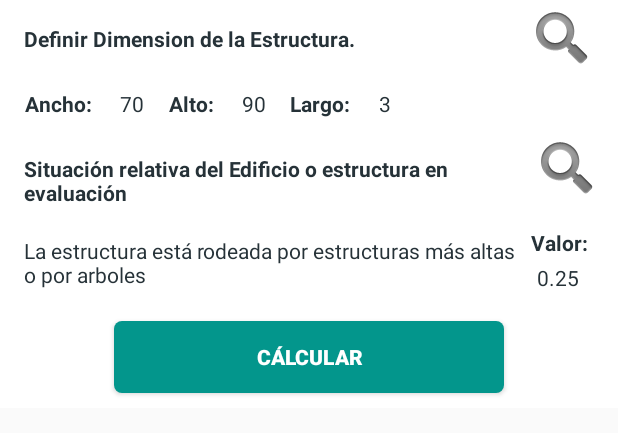
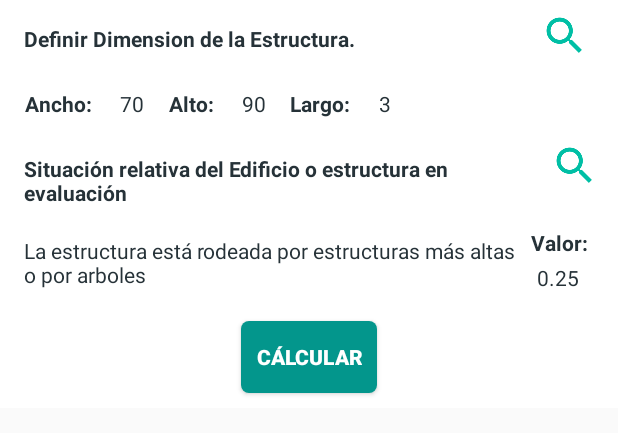
Before and after one commit to catr7/thunderbolt, an Android app: the layout numero_eventos_peligrosos_s1.xml on its own in the app's theme, with its tools: preview values and no code run, on a phone screen of 412 x 824 dp. Shown: the top 433 px of the screen. Run offline under Robolectric (Android 15) with nearby library versions, the phone set to English and light mode, and no system bars.

Commit message:
se arreglan estilos

```diff
--- a/Thunderbolt/app/src/main/res/layout/numero_eventos_peligrosos_s1.xml
+++ b/Thunderbolt/app/src/main/res/layout/numero_eventos_peligrosos_s1.xml
@@ -28,12 +28,12 @@
 
         <ImageButton
             android:id="@+id/imgBDimensionEstructura"
-            android:layout_width="36dp"
-            android:layout_height="35dp"
             android:layout_gravity="start"
             android:background="#ffffff"
-            app:srcCompat="@android:drawable/ic_search_category_default"
-            android:layout_weight="0.02" />
+            android:src="@mipmap/ic_buscar"
+            android:layout_weight="0.02"
+            android:layout_width="30dp"
+            android:layout_height="31dp" />
 
     </LinearLayout>
 
@@ -134,12 +134,12 @@
 
         <ImageButton
             android:id="@+id/imgBEnumS1"
-            android:layout_width="40dp"
-            android:layout_height="35dp"
             android:layout_gravity="start"
             android:background="#ffffff"
-            app:srcCompat="@android:drawable/ic_search_category_default"
-            android:layout_weight="0.001" />
+            android:src="@mipmap/ic_buscar"
+            android:layout_weight="0.02"
+            android:layout_width="30dp"
+            android:layout_height="31dp" />
 
     </LinearLayout>
 
@@ -198,7 +198,7 @@
 
     <Button
         android:id="@+id/btnCalcularS1"
-        android:layout_width="260dp"
+        android:layout_width="wrap_content"
         android:layout_height="wrap_content"
         android:layout_gravity="center|bottom"
         android:gravity="center"
--- a/Thunderbolt/app/src/main/res/layout/numero_eventos_peligrosos_s2.xml
+++ b/Thunderbolt/app/src/main/res/layout/numero_eventos_peligrosos_s2.xml
@@ -7,11 +7,12 @@
     android:layout_width="match_parent"
     android:layout_height="match_parent">
     <LinearLayout
-        android:layout_width="wrap_content"
+        android:layout_width="match_parent"
         android:layout_height="wrap_content"
         android:orientation="horizontal"
         android:id="@+id/linearDimensionesS2"
-        android:weightSum="1">
+        android:weightSum="1"
+        android:layout_marginLeft="8dp">
         <TextView
             android:layout_width="wrap_content"
             android:layout_height="wrap_content"
@@ -58,7 +59,7 @@
     </LinearLayout>
     <Button
         android:id="@+id/btnCalcularS2"
-        android:layout_width="260dp"
+        android:layout_width="wrap_content"
         android:layout_height="wrap_content"
         android:layout_gravity="center|bottom"
         android:gravity="center"
```
Also changed, not shown: Thunderbolt/app/src/main/ic_launcher-web.png, Thunderbolt/app/src/main/res/mipmap-hdpi/ic_launcher.png, Thunderbolt/app/src/main/res/mipmap-mdpi/ic_launcher.png, Thunderbolt/app/src/main/res/mipmap-xhdpi/ic_launcher.png, Thunderbolt/app/src/main/res/mipmap-xxhdpi/ic_launcher.png, Thunderbolt/app/src/main/res/mipmap-xxxhdpi/ic_launcher.png.
